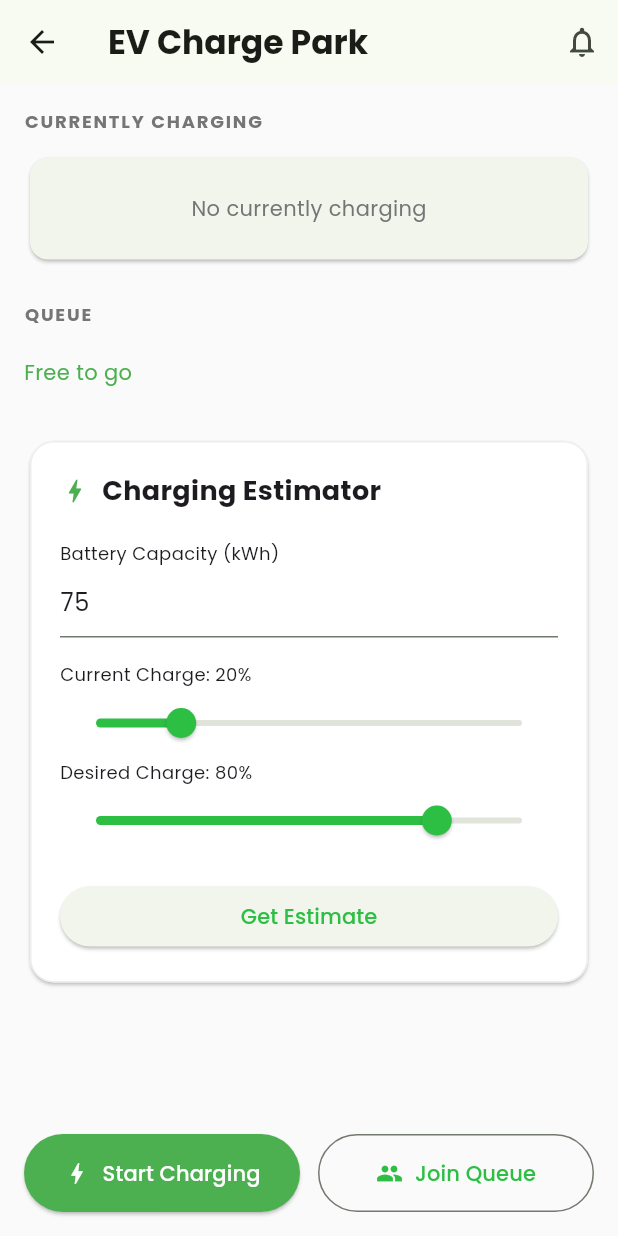
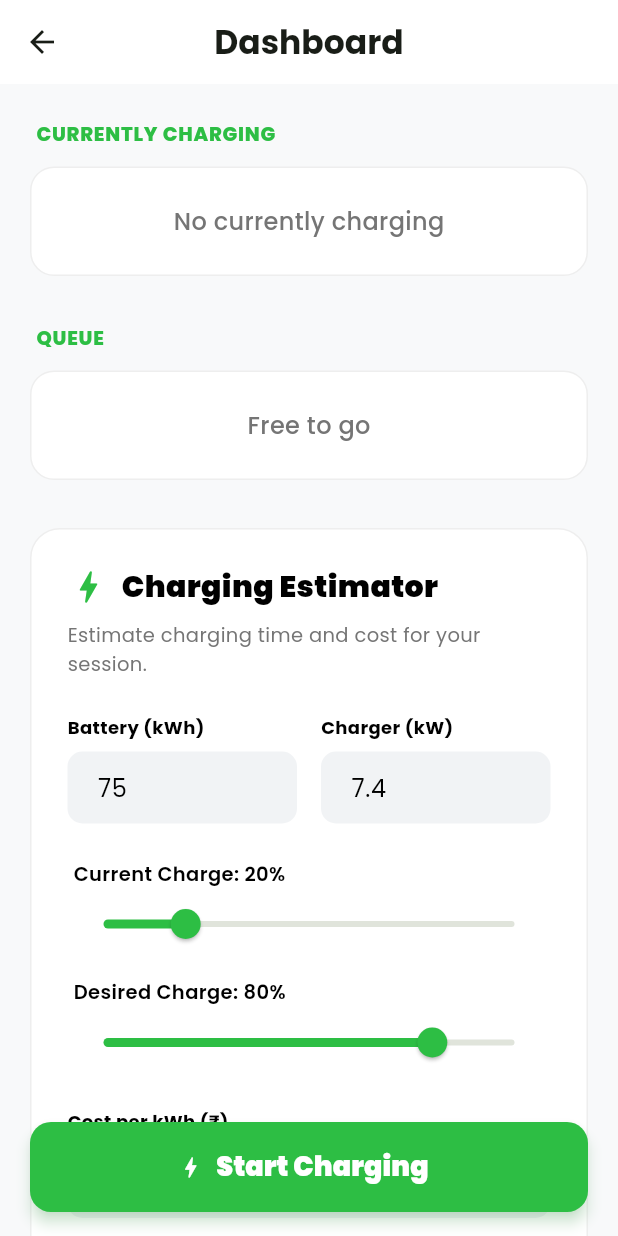
Before and after one commit to Gautham1Eswaran/ev-queue-management-app, a Flutter app: the HomeScreen screen opened directly, on a phone screen of 412 x 824 dp. Run offline on Flutter 3.47's test engine with Material 3 defaults, Android fonts, the phone set to English and light mode, and no system bars; our stand-ins replace fl_chart, google_fonts, shared_preferences; accounts and stored records are empty; network calls fail.

```diff
--- a/lib/screens/dashboard/home_screen.dart
+++ b/lib/screens/dashboard/home_screen.dart
@@ -1,6 +1,7 @@
 import 'package:flutter/material.dart';
 import 'package:provider/provider.dart';
 import '../../providers/home_provider.dart';
+import '../../providers/theme_provider.dart';
 
 class HomeScreen extends StatefulWidget {
   const HomeScreen({super.key});
@@ -19,56 +20,51 @@ class _HomeScreenState extends State<HomeScreen> {
   }
 
   @override
-  void dispose() {
-    // Note: Provider usually handles this if defined correctly,
-    // but we can explicitly stop if needed.
-    super.dispose();
-  }
+  Widget build(BuildContext context) {
+    final isDark = context.watch<ThemeProvider>().isDarkMode;
 
-  @override
-  Widget build(BuildContext context) {
     return Scaffold(
-      backgroundColor: Colors.grey[50],
+      backgroundColor: isDark ? null : const Color(0xFFF8F9FA),
       appBar: AppBar(
-        title: const Text('EV Charge Park', style: TextStyle(fontWeight: FontWeight.bold)),
-        actions: [
-          IconButton(icon: const Icon(Icons.notifications_none), onPressed: () {}),
-        ],
+        title: const Text('Dashboard', style: TextStyle(fontWeight: FontWeight.bold)),
+        backgroundColor: isDark ? Colors.transparent : Colors.white,
+        elevation: 0,
+        centerTitle: true,
       ),
       body: RefreshIndicator(
         onRefresh: () => context.read<HomeProvider>().fetchData(),
         child: SingleChildScrollView(
-          padding: const EdgeInsets.all(16),
+          padding: const EdgeInsets.symmetric(horizontal: 20, vertical: 24),
           child: Column(
             crossAxisAlignment: CrossAxisAlignment.start,
             children: [
               _buildSectionHeader('CURRENTLY CHARGING'),
-              const ActiveChargingCard(),
-              const SizedBox(height: 24),
+              ActiveChargingCard(isDark: isDark),
+              const SizedBox(height: 32),
               _buildSectionHeader('QUEUE'),
-              const QueueList(),
-              const SizedBox(height: 24),
-              const EstimatorCard(),
-              const SizedBox(height: 80), // Space for buttons
+              QueueCard(isDark: isDark),
+              const SizedBox(height: 32),
+              EstimatorCard(isDark: isDark),
+              const SizedBox(height: 100), // Space for FAB
             ],
           ),
         ),
       ),
       floatingActionButtonLocation: FloatingActionButtonLocation.centerFloat,
-      floatingActionButton: const ActionButtons(),
+      floatingActionButton: const StartChargingButton(),
     );
   }
 
   Widget _buildSectionHeader(String title) {
     return Padding(
-      padding: const EdgeInsets.only(bottom: 12),
+      padding: const EdgeInsets.only(bottom: 12, left: 4),
       child: Text(
         title,
-        style: TextStyle(
-          fontSize: 12,
-          fontWeight: FontWeight.bold,
-          color: Colors.grey[600],
-          letterSpacing: 1.2,
+        style: const TextStyle(
+          fontSize: 13,
+          fontWeight: FontWeight.w800,
+          color: Color(0xFF2DBE44),
+          letterSpacing: 0.5,
         ),
       ),
     );
@@ -76,151 +72,129 @@ class _HomeScreenState extends State<HomeScreen> {
 }
 
 class ActiveChargingCard extends StatelessWidget {
-  const ActiveChargingCard({super.key});
+  final bool isDark;
+  const ActiveChargingCard({super.key, required this.isDark});
 
   @override
   Widget build(BuildContext context) {
     final session = context.watch<HomeProvider>().activeSession;
-    if (session == null) {
-      return Card(
-        child: Padding(
-          padding: const EdgeInsets.all(24.0),
-          child: Center(child: Text('No currently charging', style: TextStyle(color: Colors.grey[600]))),
+
+    return Container(
+      width: double.infinity,
+      padding: const EdgeInsets.all(24),
+      decoration: BoxDecoration(
+        color: isDark ? Colors.grey[900] : Colors.white,
+        borderRadius: BorderRadius.circular(16),
+        border: Border.all(color: isDark ? Colors.white10 : Colors.grey[200]!),
       ),
-      );
-    }
-
-    // Simple progress calc for demo
-    final total = session.estimatedEndTime!.difference(session.startTime).inSeconds;
-    final elapsed = DateTime.now().difference(session.startTime).inSeconds;
-    double progress = (elapsed / total).clamp(0.0, 1.0);
-
-    return Card(
-      elevation: 2,
-      shape: RoundedRectangleBorder(borderRadius: BorderRadius.circular(16)),
-      child: Padding(
-        padding: const EdgeInsets.all(16.0),
-        child: Column(
-          children: [
-            Row(
-              children: [
-                CircleAvatar(backgroundColor: Colors.green[100], child: const Icon(Icons.electric_car, color: Colors.green)),
-                const SizedBox(width: 12),
-                Expanded(
-                  child: Column(
-                    crossAxisAlignment: CrossAxisAlignment.start,
-                    children: [
-                      Text(session.carModel, style: const TextStyle(fontWeight: FontWeight.bold, fontSize: 16)),
-                      Text('By ${session.userName}', style: TextStyle(color: Colors.grey[600], fontSize: 12)),
-                    ],
+      child: Center(
+        child: Text(
+          session == null ? 'No currently charging' : 'Charging: ${session.carModel}',
+          style: TextStyle(
+            color: session == null ? (isDark ? Colors.grey[400] : Colors.grey[600]) : (isDark ? Colors.white : Colors.black),
+            fontSize: 16,
+            fontWeight: FontWeight.w500,
           ),
-                ),
-                Text('${(progress * 100).toInt()}%', style: const TextStyle(fontWeight: FontWeight.bold, color: Colors.green)),
-              ],
-            ),
-            const SizedBox(height: 16),
-            LinearProgressIndicator(value: progress, backgroundColor: Colors.grey[200], borderRadius: BorderRadius.circular(4)),
-            const SizedBox(height: 12),
-            Row(
-              mainAxisAlignment: MainAxisAlignment.spaceBetween,
-              children: [
-                const Text('Remaining', style: TextStyle(fontSize: 12, color: Colors.grey)),
-                Text(
-                  session.estimatedEndTime!.difference(DateTime.now()).inMinutes > 0
-                      ? '${session.estimatedEndTime!.difference(DateTime.now()).inMinutes}m'
-                      : 'Done',
-                  style: const TextStyle(fontWeight: FontWeight.bold),
-                ),
-              ],
-            )
-          ],
         ),
       ),
     );
   }
 }
 
-class QueueList extends StatelessWidget {
-  const QueueList({super.key});
+class QueueCard extends StatelessWidget {
+  final bool isDark;
+  const QueueCard({super.key, required this.isDark});
 
   @override
   Widget build(BuildContext context) {
     final queue = context.watch<HomeProvider>().queue;
-    if (queue.isEmpty) {
-      return const Padding(
-        padding: EdgeInsets.symmetric(vertical: 8),
-        child: Text('Free to go', style: TextStyle(color: Colors.green)),
-      );
-    }
 
-    return Column(
-      children: queue.map((entry) => Card(
-        margin: const EdgeInsets.only(bottom: 8),
-        child: ListTile(
-          leading: CircleAvatar(
-            backgroundColor: Colors.grey[200],
-            child: Text('${entry.position}', style: const TextStyle(fontSize: 12)),
+    return Container(
+      width: double.infinity,
+      padding: const EdgeInsets.all(24),
+      decoration: BoxDecoration(
+        color: isDark ? Colors.grey[900] : Colors.white,
+        borderRadius: BorderRadius.circular(16),
+        border: Border.all(color: isDark ? Colors.white10 : Colors.grey[200]!),
       ),
-          title: Text(entry.userName),
-          subtitle: Text(entry.carModel),
-          trailing: Text('~${entry.estimatedWaitMinutes}m', style: const TextStyle(fontWeight: FontWeight.bold)),
+      child: Center(
+        child: Text(
+          queue.isEmpty ? 'Free to go' : '${queue.length} in queue',
+          style: TextStyle(
+            color: queue.isEmpty ? (isDark ? Colors.grey[400] : Colors.grey[600]) : (isDark ? Colors.white : Colors.black),
+            fontSize: 16,
+            fontWeight: FontWeight.w500,
           ),
-      )).toList(),
+        ),
+      ),
     );
   }
 }
 
 class EstimatorCard extends StatefulWidget {
-  const EstimatorCard({super.key});
+  final bool isDark;
+  const EstimatorCard({super.key, required this.isDark});
 
   @override
   State<EstimatorCard> createState() => _EstimatorCardState();
 }
 
 class _EstimatorCardState extends State<EstimatorCard> {
+  final _batteryController = TextEditingController(text: '75');
+  final _chargerController = TextEditingController(text: '7.4');
+  final _costController = TextEditingController(text: '7');
   double _currentCharge = 20;
   double _desiredCharge = 80;
-  final _batteryController = TextEditingController(text: '75');
 
-  String? _estTime, _estEnergy, _estCost;
+  Map<String, dynamic>? _results;
 
   void _calculate() async {
     final res = await context.read<HomeProvider>().getEstimate({
       'batteryCapacity': double.tryParse(_batteryController.text) ?? 75,
       'currentCharge': _currentCharge,
       'desiredCharge': _desiredCharge,
-      'chargerPower': 11.0,
-      'costPerKwh': 7.0,
+      'chargerPower': double.tryParse(_chargerController.text) ?? 7.4,
+      'costPerKwh': double.tryParse(_costController.text) ?? 7,
     });
     setState(() {
-      _estTime = '${res['timeHours'].toStringAsFixed(1)}h';
-      _estEnergy = '${res['energyKwh'].toStringAsFixed(1)} kWh';
-      _estCost = '₹${res['cost'].toStringAsFixed(2)}';
+      _results = res;
     });
   }
 
   @override
   Widget build(BuildContext context) {
-    return Card(
-      color: Colors.white,
-      shape: RoundedRectangleBorder(borderRadius: BorderRadius.circular(16), side: BorderSide(color: Colors.grey[200]!)),
-      child: Padding(
-        padding: const EdgeInsets.all(20.0),
+    return Container(
+      padding: const EdgeInsets.all(24),
+      decoration: BoxDecoration(
+        color: widget.isDark ? Colors.grey[900] : Colors.white,
+        borderRadius: BorderRadius.circular(20),
+        border: Border.all(color: widget.isDark ? Colors.white10 : Colors.grey[200]!),
+      ),
       child: Column(
         crossAxisAlignment: CrossAxisAlignment.start,
         children: [
-            const Row(
+          Row(
             children: [
-                Icon(Icons.bolt, color: Colors.green, size: 20),
-                SizedBox(width: 8),
-                Text('Charging Estimator', style: TextStyle(fontSize: 18, fontWeight: FontWeight.bold)),
+              const Icon(Icons.bolt_rounded, color: Color(0xFF2DBE44), size: 28),
+              const SizedBox(width: 8),
+              Text('Charging Estimator', style: TextStyle(fontSize: 20, fontWeight: FontWeight.w900, color: widget.isDark ? Colors.white : Colors.black)),
             ],
           ),
-            const SizedBox(height: 20),
-            const Text('Battery Capacity (kWh)', style: TextStyle(fontSize: 12)),
-            TextField(controller: _batteryController, keyboardType: TextInputType.number),
-            const SizedBox(height: 16),
-            Text('Current Charge: ${_currentCharge.toInt()}%', style: const TextStyle(fontSize: 12)),
+          const SizedBox(height: 8),
+          Text(
+            'Estimate charging time and cost for your session.',
+            style: TextStyle(color: widget.isDark ? Colors.grey[400] : Colors.grey[600], fontSize: 13),
+          ),
+          const SizedBox(height: 24),
+          Row(
+            children: [
+              Expanded(child: _buildInput('Battery (kWh)', _batteryController)),
+              const SizedBox(width: 16),
+              Expanded(child: _buildInput('Charger (kW)', _chargerController)),
+            ],
+          ),
+          const SizedBox(height: 24),
+          _buildSliderLabel('Current Charge', _currentCharge.toInt()),
           Slider(
             value: _currentCharge,
             onChanged: (v) => setState(() {
@@ -228,8 +202,10 @@ class _EstimatorCardState extends State<EstimatorCard> {
               if (_desiredCharge < _currentCharge) _desiredCharge = _currentCharge;
             }),
             min: 0, max: 100,
+            activeColor: const Color(0xFF2DBE44),
           ),
-            Text('Desired Charge: ${_desiredCharge.toInt()}%', style: const TextStyle(fontSize: 12)),
+          const SizedBox(height: 12),
+          _buildSliderLabel('Desired Charge', _desiredCharge.toInt()),
           Slider(
             value: _desiredCharge,
             onChanged: (v) => setState(() {
@@ -237,25 +213,65 @@ class _EstimatorCardState extends State<EstimatorCard> {
               if (_currentCharge > _desiredCharge) _currentCharge = _desiredCharge;
             }),
             min: 0, max: 100,
+            activeColor: const Color(0xFF2DBE44),
           ),
-            const SizedBox(height: 16),
+          const SizedBox(height: 20),
+          _buildInput('Cost per kWh (₹)', _costController),
+          const SizedBox(height: 24),
           SizedBox(
             width: double.infinity,
-              child: ElevatedButton(onPressed: _calculate, child: const Text('Get Estimate')),
+            height: 54,
+            child: ElevatedButton(
+              onPressed: _calculate,
+              style: ElevatedButton.styleFrom(
+                backgroundColor: const Color(0xFF2DBE44),
+                foregroundColor: Colors.white,
+                shape: RoundedRectangleBorder(borderRadius: BorderRadius.circular(12)),
+                elevation: 0,
               ),
-            if (_estTime != null) ...[
-              const Divider(height: 32),
-              Row(
-                mainAxisAlignment: MainAxisAlignment.spaceAround,
-                children: [
-                  _buildResultItem(Icons.access_time, _estTime!, 'Time'),
-                  _buildResultItem(Icons.battery_charging_full, _estEnergy!, 'Energy'),
-                  _buildResultItem(Icons.currency_rupee, _estCost!, 'Cost'),
-                ],
-              )
-            ]
+              child: const Text('Get Estimate', style: TextStyle(fontWeight: FontWeight.bold, fontSize: 16)),
+            ),
+          ),
+          if (_results != null) _buildResultCard(),
         ],
       ),
+    );
+  }
+
+  Widget _buildResultCard() {
+    final timeHours = _results!['timeHours'] as double;
+    final energyKwh = _results!['energyKwh'] as double;
+    final cost = _results!['cost'] as double;
+
+    final hours = timeHours.toInt();
+    final minutes = ((timeHours - hours) * 60).toInt();
+
+    return Container(
+      margin: const EdgeInsets.only(top: 24),
+      padding: const EdgeInsets.all(24),
+      width: double.infinity,
+      decoration: BoxDecoration(
+        color: widget.isDark ? const Color(0xFF141B12) : const Color(0xFFF1F8F1),
+        borderRadius: BorderRadius.circular(16),
+        border: Border.all(color: const Color(0xFF2DBE44).withAlpha(40)),
+      ),
+      child: Column(
+        children: [
+          const Text(
+            'Estimated Results',
+            style: TextStyle(
+              color: Color(0xFF2DBE44),
+              fontWeight: FontWeight.bold,
+              fontSize: 16,
+            ),
+          ),
+          const SizedBox(height: 24),
+          _buildResultItem(Icons.access_time_rounded, '${hours}h ${minutes}min', 'Time'),
+          const SizedBox(height: 24),
+          _buildResultItem(Icons.battery_charging_full_rounded, '${energyKwh.toStringAsFixed(1)} kWh', 'Energy'),
+          const SizedBox(height: 24),
+          _buildResultItem(Icons.currency_rupee_rounded, cost.toStringAsFixed(2), 'Cost'),
+        ],
       ),
     );
   }
@@ -263,49 +279,76 @@ class _EstimatorCardState extends State<EstimatorCard> {
   Widget _buildResultItem(IconData icon, String value, String label) {
     return Column(
       children: [
-        Icon(icon, size: 20, color: Colors.grey),
+        Icon(icon, color: const Color(0xFF2DBE44), size: 24),
         const SizedBox(height: 4),
-        Text(value, style: const TextStyle(fontWeight: FontWeight.bold)),
-        Text(label, style: const TextStyle(fontSize: 10, color: Colors.grey)),
+        Text(
+          value,
+          style: TextStyle(
+            fontSize: 24,
+            fontWeight: FontWeight.w900,
+            color: widget.isDark ? Colors.white : Colors.black87,
+          ),
+        ),
+        Text(
+          label,
+          style: TextStyle(
+            fontSize: 12,
+            color: widget.isDark ? Colors.grey[500] : Colors.grey[600],
+          ),
+        ),
       ],
+    );
+  }
+
+  Widget _buildInput(String label, TextEditingController controller) {
+    return Column(
+      crossAxisAlignment: CrossAxisAlignment.start,
+      children: [
+        Text(label, style: TextStyle(fontSize: 12, fontWeight: FontWeight.bold, color: widget.isDark ? Colors.grey[300] : Colors.black)),
+        const SizedBox(height: 8),
+        TextField(
+          controller: controller,
+          keyboardType: TextInputType.number,
+          style: TextStyle(color: widget.isDark ? Colors.white : Colors.black),
+          decoration: InputDecoration(
+            filled: true,
+            fillColor: widget.isDark ? Colors.grey[800] : const Color(0xFFF1F3F5),
+            border: OutlineInputBorder(borderRadius: BorderRadius.circular(10), borderSide: BorderSide.none),
+            contentPadding: const EdgeInsets.symmetric(horizontal: 16, vertical: 12),
+          ),
+        ),
+      ],
+    );
+  }
+
+  Widget _buildSliderLabel(String label, int value) {
+    return Padding(
+      padding: const EdgeInsets.symmetric(horizontal: 4),
+      child: Text('$label: $value%', style: TextStyle(fontSize: 13, fontWeight: FontWeight.w600, color: widget.isDark ? Colors.white : Colors.black)),
     );
   }
 }
 
-class ActionButtons extends StatelessWidget {
-  const ActionButtons({super.key});
+class StartChargingButton extends StatelessWidget {
+  const StartChargingButton({super.key});
 
   @override
   Widget build(BuildContext context) {
-    // Simplified logic for demo
     return Container(
-      padding: const EdgeInsets.symmetric(horizontal: 16),
-      child: Row(
-        children: [
-          Expanded(
+      padding: const EdgeInsets.symmetric(horizontal: 20),
+      width: double.infinity,
+      height: 60,
       child: ElevatedButton.icon(
-              onPressed: () {},
-              icon: const Icon(Icons.bolt),
-              label: const Text('Start Charging'),
+        onPressed: () => context.read<HomeProvider>().startCharging(),
+        icon: const Icon(Icons.bolt_rounded),
+        label: const Text('Start Charging', style: TextStyle(fontWeight: FontWeight.w900, fontSize: 18)),
         style: ElevatedButton.styleFrom(
-                backgroundColor: Colors.green,
+          backgroundColor: const Color(0xFF2DBE44),
           foregroundColor: Colors.white,
-                padding: const EdgeInsets.symmetric(vertical: 16),
+          shape: RoundedRectangleBorder(borderRadius: BorderRadius.circular(14)),
+          elevation: 4,
+          shadowColor: const Color(0xFF2DBE44).withAlpha(100),
         ),
-            ),
-          ),
-          const SizedBox(width: 12),
-          Expanded(
-            child: OutlinedButton.icon(
-              onPressed: () {},
-              icon: const Icon(Icons.people),
-              label: const Text('Join Queue'),
-              style: OutlinedButton.styleFrom(
-                padding: const EdgeInsets.symmetric(vertical: 16),
-              ),
-            ),
-          ),
-        ],
       ),
     );
   }
```
Also changed, not shown: bin/server.dart (+41 -1 lines), lib/main.dart (+6 -11 lines), lib/providers/auth_provider.dart (+27 -1 lines), lib/providers/home_provider.dart (+10 -0 lines), lib/providers/theme_provider.dart (added, +39 -0 lines), lib/screens/dashboard/main_navigation_screen.dart (+20 -10 lines), lib/screens/profile/profile_screen.dart (+120 -38 lines), lib/services/api_service.dart (+26 -3 lines), 10 other files. Lines whose indentation alone changed are shown as unchanged.
